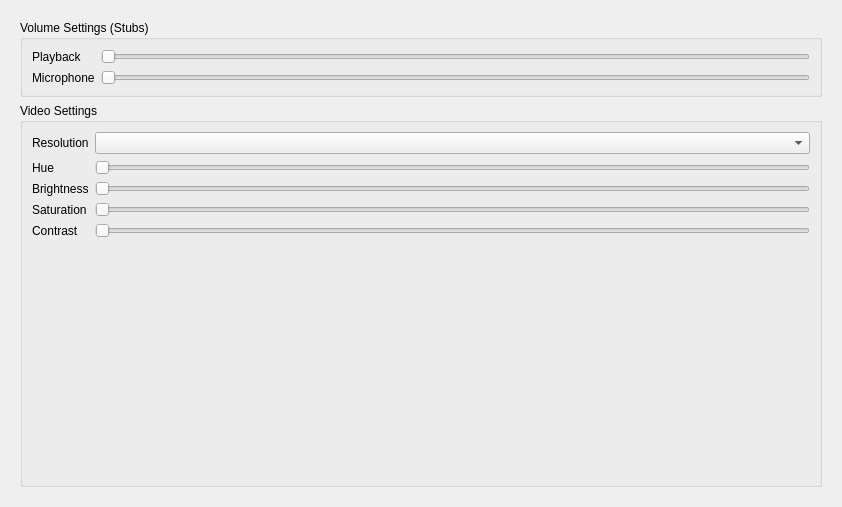
qTox/qTox, file src/widget/form/settings/avsettings.ui: the form before one commit.
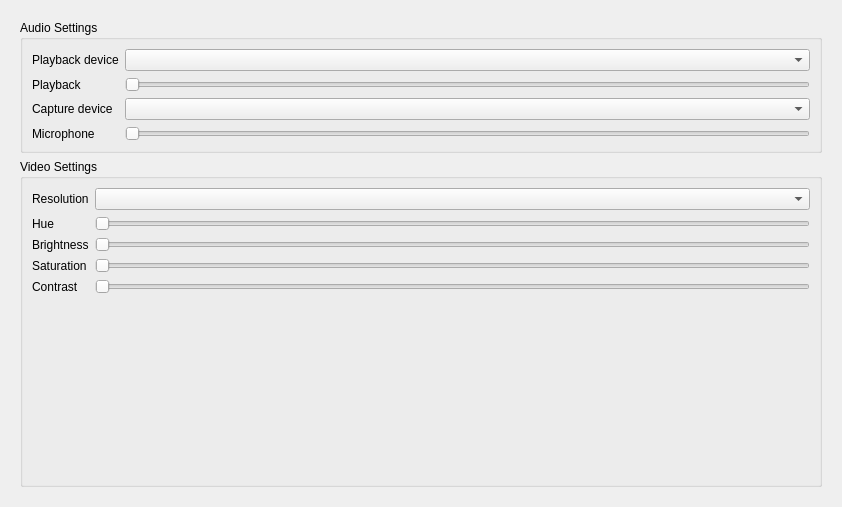
The form after the commit. Custom widgets are drawn as their Qt base class.

Commit message:
Add audio in/out device list (stubs)
Clicking through the list currently has no effect

Diff of the .ui file:
```diff
--- a/src/widget/form/settings/avsettings.ui
+++ b/src/widget/form/settings/avsettings.ui
@@ -38,37 +38,57 @@
        <item>
         <widget class="QGroupBox" name="audioGroup">
          <property name="title">
-          <string>Volume Settings (Stubs)</string>
+          <string>Audio Settings</string>
          </property>
          <layout class="QFormLayout" name="formLayout_2">
-          <item row="4" column="0">
+          <item row="6" column="0">
            <widget class="QLabel" name="microphoneLabel">
             <property name="text">
              <string>Microphone</string>
             </property>
            </widget>
           </item>
-          <item row="0" column="0">
+          <item row="1" column="0">
            <widget class="QLabel" name="playbackLabel">
             <property name="text">
              <string>Playback</string>
             </property>
            </widget>
           </item>
-          <item row="0" column="1">
+          <item row="1" column="1">
            <widget class="QSlider" name="playbackSlider">
             <property name="orientation">
              <enum>Qt::Horizontal</enum>
             </property>
            </widget>
           </item>
-          <item row="4" column="1">
+          <item row="6" column="1">
            <widget class="QSlider" name="microphoneSlider">
             <property name="orientation">
              <enum>Qt::Horizontal</enum>
             </property>
            </widget>
           </item>
+          <item row="0" column="0">
+           <widget class="QLabel" name="outDevLabel">
+            <property name="text">
+             <string>Playback device</string>
+            </property>
+           </widget>
+          </item>
+          <item row="5" column="0">
+           <widget class="QLabel" name="inDevLabel">
+            <property name="text">
+             <string>Capture device</string>
+            </property>
+           </widget>
+          </item>
+          <item row="5" column="1">
+           <widget class="QComboBox" name="inDevCombobox"/>
+          </item>
+          <item row="0" column="1">
+           <widget class="QComboBox" name="outDevCombobox"/>
+          </item>
          </layout>
         </widget>
        </item>
```
The commit also changes 2 other files.
